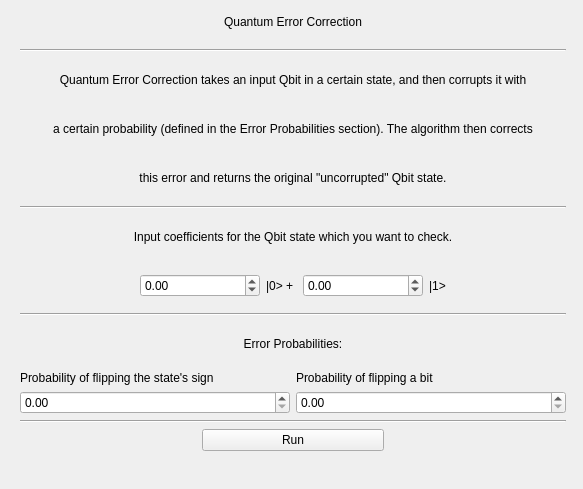
Quantum-Computing-GP-3/Simulated-Quantum-Computer, file resource/errorCorrection.ui: the form before one commit.
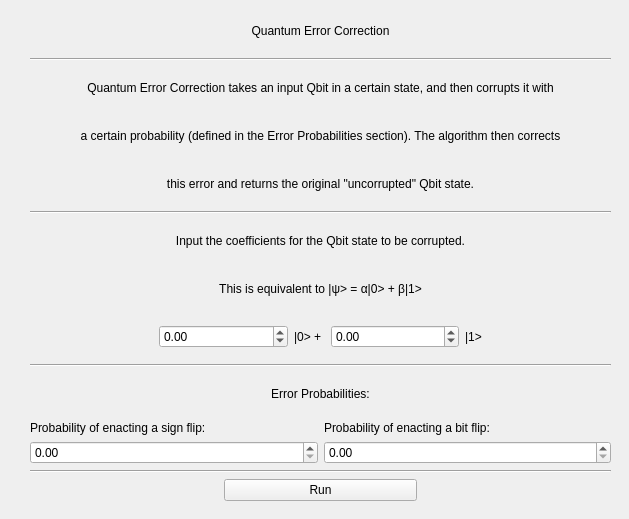
The form after the commit.

```diff
--- a/resource/errorCorrection.ui
+++ b/resource/errorCorrection.ui
@@ -6,8 +6,8 @@
    <rect>
     <x>0</x>
     <y>0</y>
-    <width>583</width>
-    <height>489</height>
+    <width>629</width>
+    <height>519</height>
    </rect>
   </property>
   <property name="windowTitle">
@@ -16,10 +16,10 @@
   <widget class="QWidget" name="verticalLayoutWidget">
    <property name="geometry">
     <rect>
-     <x>20</x>
-     <y>0</y>
-     <width>546</width>
-     <height>451</height>
+     <x>30</x>
+     <y>10</y>
+     <width>581</width>
+     <height>491</height>
     </rect>
    </property>
    <layout class="QVBoxLayout" name="verticalLayout">
@@ -83,7 +83,17 @@
     <item>
      <widget class="QLabel" name="label_8">
       <property name="text">
-       <string>Input coefficients for the Qbit state which you want to check.</string>
+       <string>Input the coefficients for the Qbit state to be corrupted.</string>
+      </property>
+      <property name="alignment">
+       <set>Qt::AlignCenter</set>
+      </property>
+     </widget>
+    </item>
+    <item>
+     <widget class="QLabel" name="label_11">
+      <property name="text">
+       <string>This is equivalent to |ψ&gt; = α|0&gt; + β|1&gt;</string>
       </property>
       <property name="alignment">
        <set>Qt::AlignCenter</set>
@@ -199,7 +209,7 @@
         <item>
          <widget class="QLabel" name="label_5">
           <property name="text">
-           <string>Probability of flipping the state's sign</string>
+           <string>Probability of enacting a sign flip:</string>
           </property>
          </widget>
         </item>
@@ -220,7 +230,7 @@
         <item>
          <widget class="QLabel" name="label_6">
           <property name="text">
-           <string>Probability of flipping a bit</string>
+           <string>Probability of enacting a bit flip:</string>
           </property>
          </widget>
         </item>
```
